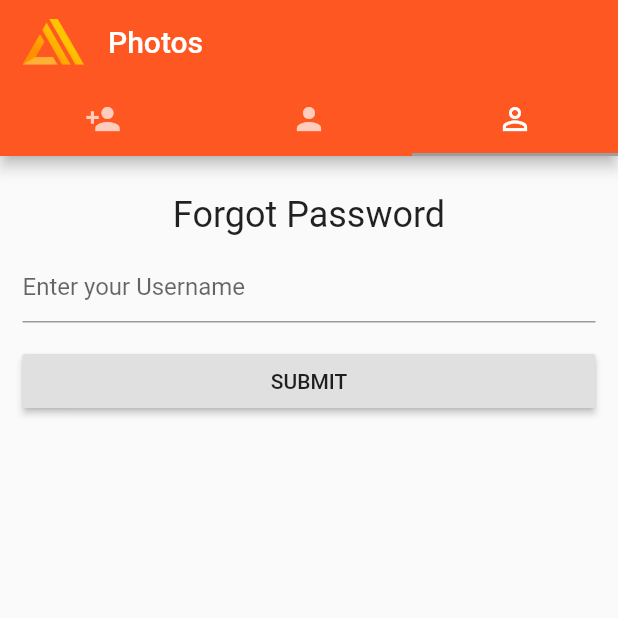
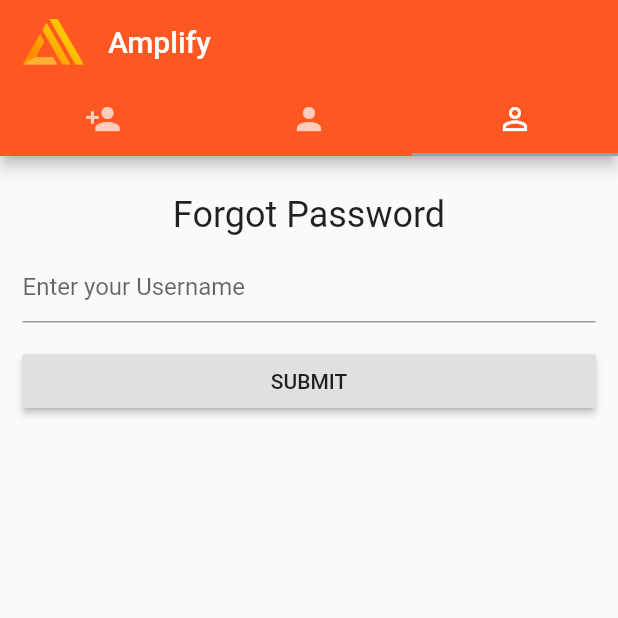
Before and after one commit to mlabieniec/amplify-flutter-sample, a Flutter app: the screen it shows after launch, tab 3 chosen, on a phone screen of 412 x 824 dp, the top half of it. Run offline on Flutter 3.47's test engine with Material 2 defaults, Android fonts, the phone set to English and light mode, and no system bars; our stand-ins replace camera; missing offline and left inert: amplify_analytics_pinpoint, amplify_auth_cognito, amplify_core, amplify_storage_s3.

Commit message:
add password reset functionality

```diff
--- a/lib/components/forgotPassword.dart
+++ b/lib/components/forgotPassword.dart
@@ -1,4 +1,6 @@
 import 'package:flutter/material.dart';
+import 'package:amplify_auth_cognito/amplify_auth_cognito.dart';
+import 'package:amplify_core/amplify_core.dart';
 
 class ForgotPassword extends StatefulWidget {
   ForgotPassword({Key key}) : super(key: key);
@@ -10,8 +12,53 @@ class ForgotPassword extends StatefulWidget {
 class ForgotPasswordState extends State<ForgotPassword> {
   final _formKey = GlobalKey<FormState>();
   final _usernameController = TextEditingController();
+  final _confirmController = TextEditingController();
+  final _passwordController = TextEditingController();
+  bool _isReset = false;
 
-  void _forgotPass() async {}
+  void _forgotPass() async {
+    try {
+      ResetPasswordResult res = await Amplify.Auth.resetPassword(
+        username: _usernameController.text.trim()
+      );
+      print(res);
+      setState(() {
+        _isReset = true;
+      });
+      Scaffold.of(context).hideCurrentSnackBar();
+      Scaffold.of(context).showSnackBar(SnackBar(
+          content: Text("Please enter the confirmation code that was sent")));
+    } on AuthError catch (e) {
+      print(e.exceptionList[1].detail);
+      setState(() {
+        _isReset = false;
+      });
+      Scaffold.of(context).hideCurrentSnackBar();
+      Scaffold.of(context).showSnackBar(SnackBar(
+          content: Text(e.exceptionList[1].detail)));
+    }
+  }
+
+  void _confirmForgotPass() async {
+    try {
+      await Amplify.Auth.confirmPassword(
+        username: _usernameController.text.trim(),
+        newPassword: _passwordController.text.trim(),
+        confirmationCode: _confirmController.text.trim()
+      );
+      setState(() {
+        _isReset = false;
+      });
+      Scaffold.of(context).hideCurrentSnackBar();
+      Scaffold.of(context).showSnackBar(SnackBar(
+          content: Text("Your password has been reset.")));
+    } on AuthError catch (e) {
+      print(e.exceptionList[1].detail);
+      Scaffold.of(context).hideCurrentSnackBar();
+      Scaffold.of(context).showSnackBar(SnackBar(
+          content: Text("Reset failed, please check your confirmation code.")));
+    }
+  }
 
   @override
   Widget build(BuildContext context) {
@@ -20,6 +67,60 @@ class ForgotPasswordState extends State<ForgotPassword> {
             key: _formKey,
             child: Column(
               children: <Widget>[
+                Visibility(
+                  visible: _isReset,
+                  child: Column(
+                    children: [
+                      Padding(
+                        padding: EdgeInsets.all(10),
+                        child: Text('Enter Confirmation Code',
+                          style: TextStyle(
+                            fontWeight: FontWeight.bold, fontSize: 24)
+                          )
+                      ),
+                      TextFormField(
+                        controller: _confirmController,
+                        decoration: InputDecoration(hintText:'Enter Confirmation Code'),
+                        validator: (value) {
+                          if (value.isEmpty) {
+                            return 'Please enter a Confirmation Code';
+                          }
+                          return null;
+                        },
+                      ),
+                      TextFormField(
+                        controller: _passwordController,
+                        decoration: InputDecoration(hintText:'Enter a New Password'),
+                        obscureText: true,
+                        validator: (value) {
+                          if (value.isEmpty) {
+                            return 'Please enter a password';
+                          }
+                          return null;
+                        },
+                      ),
+                      ConstrainedBox(
+                          constraints:
+                              const BoxConstraints(minWidth: double.infinity),
+                          child: Padding(
+                            padding: EdgeInsets.fromLTRB(0, 15, 0, 0),
+                            child: RaisedButton(
+                              onPressed: () {
+                                if (_formKey.currentState.validate()) {
+                                  _confirmForgotPass();
+                                }
+                              },
+                              child: Text('SUBMIT'),
+                            ),
+                          )
+                      ),
+                    ]
+                  )
+                ),
+                Visibility(
+                  visible: !_isReset,
+                  child: Column(
+                    children: [
                       Padding(
                         padding: EdgeInsets.all(10),
                         child: Text('Forgot Password',
@@ -51,6 +152,9 @@ class ForgotPasswordState extends State<ForgotPassword> {
                               child: Text('SUBMIT'),
                             ),
                           )),
+                    ]
+                  )
+                )
               ],
             )));
   }
--- a/lib/main.dart
+++ b/lib/main.dart
@@ -116,7 +116,7 @@ class MyApp extends State<MyAppState> {
   @override
   Widget build(BuildContext context) {
     return MaterialApp(
-        title: 'Photos',
+        title: 'Amplify',
         theme: ThemeData(
           primarySwatch: Colors.deepOrange,
           accentColor: Colors.grey,
--- a/lib/screens/auth.dart
+++ b/lib/screens/auth.dart
@@ -12,7 +12,7 @@ class Authenticator extends StatelessWidget {
         length: 3,
         child: Scaffold(
             appBar: AppBar(
-              title: Text("Photos"),
+              title: Text("Amplify"),
               leading: Padding(
                   padding: EdgeInsets.fromLTRB(15, 5, 0, 5),
                   child: Image.asset('assets/amplify.png')),
--- a/pubspec.yaml
+++ b/pubspec.yaml
@@ -1,5 +1,5 @@
-name: flutterphotos
-description: A new Flutter project.
+name: AwsAmplifySample
+description: A Flutter sample using AWS Amplify Framework
 
 # The following line prevents the package from being accidentally published to
 # pub.dev using `pub publish`. This is preferred for private packages.
```
Also changed, not shown: pubspec.lock, 2 other files. Lines whose indentation alone changed are shown as unchanged.
